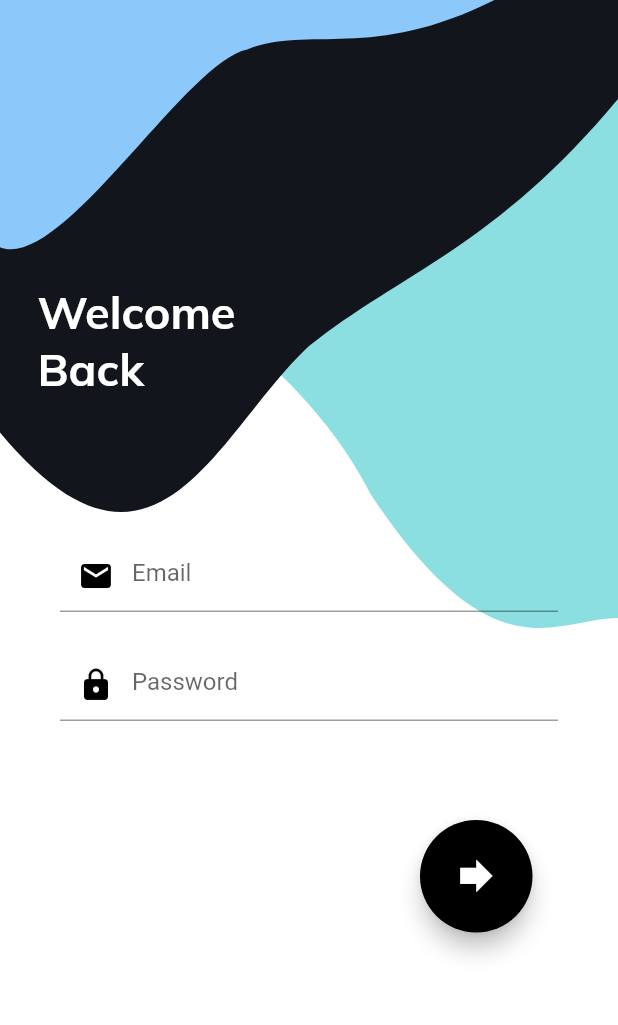
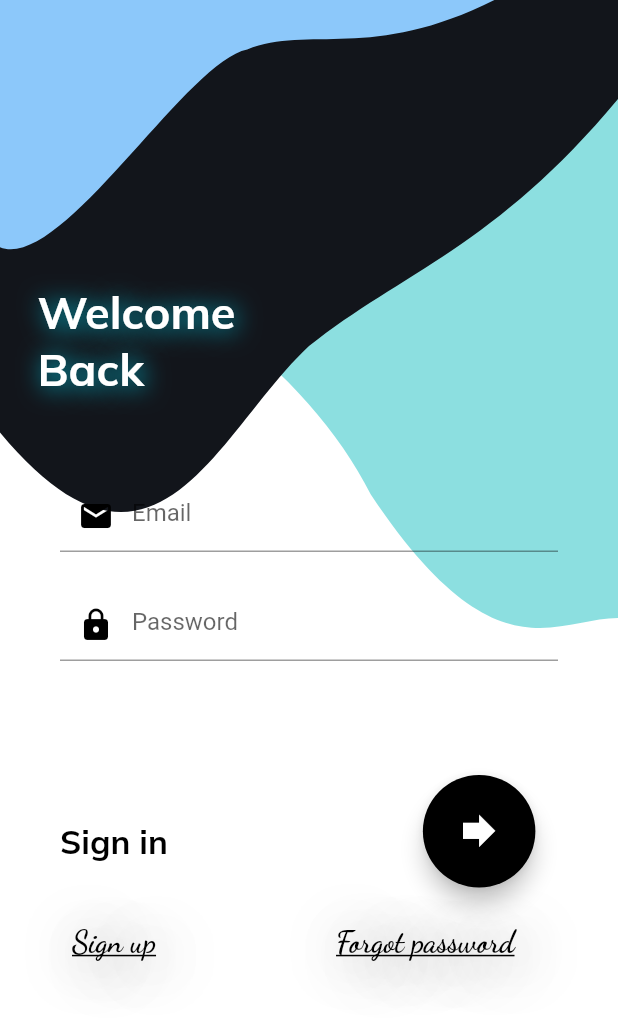
Before and after one commit to AbdennourBenantar/Mimer, a Flutter app: the screen it shows after launch, on a phone screen of 412 x 824 dp. Shown: the top 1025 px of the screen. Run offline on Flutter 3.47's test engine with Material 2 defaults, Android fonts, the phone set to English and light mode, and no system bars; our stand-ins replace google_fonts.

Commit message:
Finished the login page

```diff
--- a/lib/homePage.dart
+++ b/lib/homePage.dart
@@ -30,13 +30,20 @@ class _HomePageState extends State<HomePage> {
               child: new Column(
                 children: <Widget>[
                   new SizedBox(height: MediaQuery.of(context).size.height*0.23,),
-                  new Text("Welcome\nBack",textAlign: TextAlign.left,style: GoogleFonts.muli(fontSize: 30,color: Colors.white,fontWeight: FontWeight.bold),),
+                  new Text("Welcome\nBack",textAlign: TextAlign.left,style: GoogleFonts.muli(fontSize: 30,color: Colors.white,fontWeight: FontWeight.bold,
+                  shadows: [
+                    Shadow(
+                      blurRadius: 20.0,
+                      color: Colors.cyan,
+                      offset: Offset(2.0,1.0),
+                    ),
+                  ]),),
                 ],
               ),
             ),
           ),
           Padding(
-            padding: const EdgeInsets.fromLTRB(40,360,40,0),
+            padding: const EdgeInsets.fromLTRB(40,320,40,0),
             child: Form(
               key:_formKey ,
               child: SingleChildScrollView(
@@ -107,8 +114,16 @@ class _HomePageState extends State<HomePage> {
                       height: MediaQuery.of(context).size.height*0.08,
                     ),
                     Row(children: <Widget>[
+                      Text("Sign in",style: GoogleFonts.muli(fontSize: 22,color: Colors.black,fontWeight: FontWeight.bold,
+                      shadows: [
+                        Shadow(
+                          blurRadius: 30.0,
+                          color: Colors.white,
+                          offset: Offset(2.0,2.0),
+                        ),
+                      ]),),
                       Padding(
-                        padding: const EdgeInsets.only(left: 240),
+                        padding: const EdgeInsets.fromLTRB(170,10, 0 ,0),
                         child: Container(
                           height: 75,
                           width: 75,
@@ -129,6 +144,46 @@ class _HomePageState extends State<HomePage> {
                         ),
                       ),
                     ],
+                      mainAxisAlignment: MainAxisAlignment.start,
+                    ),
+                    Row(
+                      children: <Widget>[
+                        Padding(
+                          padding: const EdgeInsets.only(left:8.0),
+                          child: GestureDetector(
+                              child: Text("Sign up",
+                                style: GoogleFonts.dancingScript(fontSize: 20,color: Colors.black,fontWeight: FontWeight.bold,decoration: TextDecoration.underline,shadows:[
+                                Shadow(
+                                  blurRadius: 50.0,
+                                  color: Colors.black,
+                                  offset: Offset(5.0,5.0),
+                                ),],),
+                              ),
+                              onTap: (){
+                                //TODO: implement :routing to Sign up page
+                              },
+                          ),
+                        ),
+                        Padding(
+                          padding: EdgeInsets.only(left: 120),
+                          child: GestureDetector(
+                            child: Text("Forgot password",
+                              style: GoogleFonts.dancingScript(fontSize: 20,color: Colors.black,fontWeight: FontWeight.bold,decoration: TextDecoration.underline,shadows: [
+                                Shadow(
+                                  blurRadius: 50.0,
+                                  color: Colors.black,
+                                  offset: Offset(5.0,5.0),
+                                ),
+                              ]),
+                            ),
+                            onTap: (){
+                              //TODO: implement :routing to password reentering page
+                            },
+                          ),
+                        )
+
+                      ],
+                      mainAxisAlignment:MainAxisAlignment.start ,
                     )
                   ],
                 ),
```
